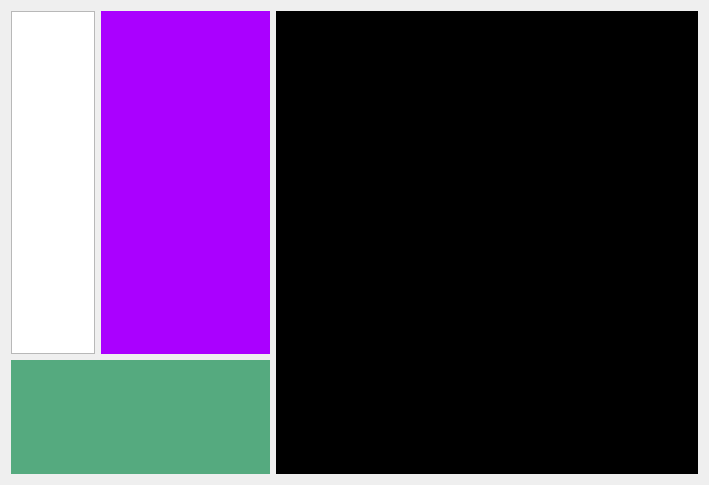
Qt form VisService/TaskFlow/TaskFlowUi.ui (bard5816688/VisService) before a commit.
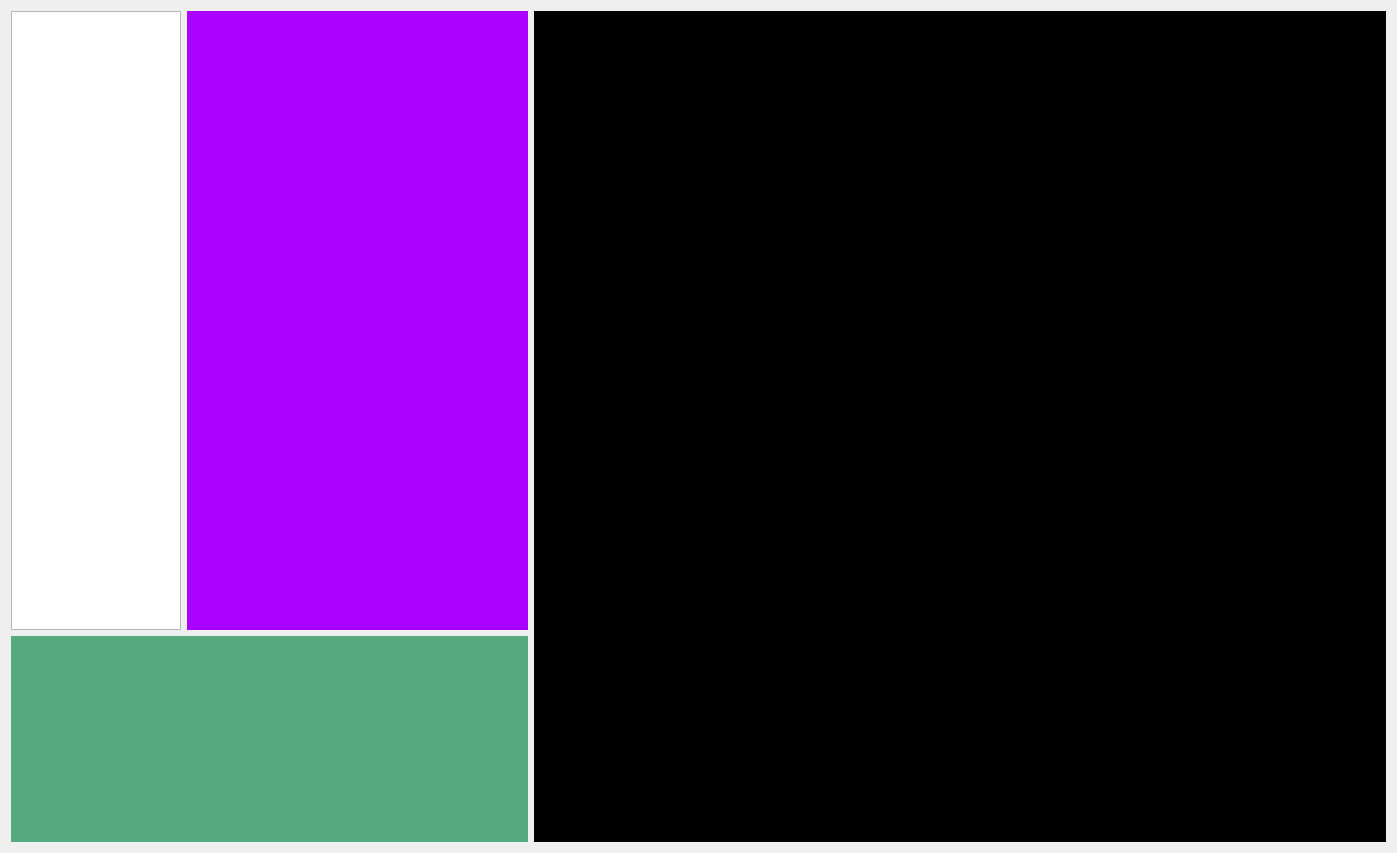
The same form after that commit.

Diff of the .ui file:
```diff
--- a/VisService/TaskFlow/TaskFlowUi.ui
+++ b/VisService/TaskFlow/TaskFlowUi.ui
@@ -6,8 +6,8 @@
    <rect>
     <x>0</x>
     <y>0</y>
-    <width>709</width>
-    <height>485</height>
+    <width>1397</width>
+    <height>853</height>
    </rect>
   </property>
   <property name="windowTitle">
```
